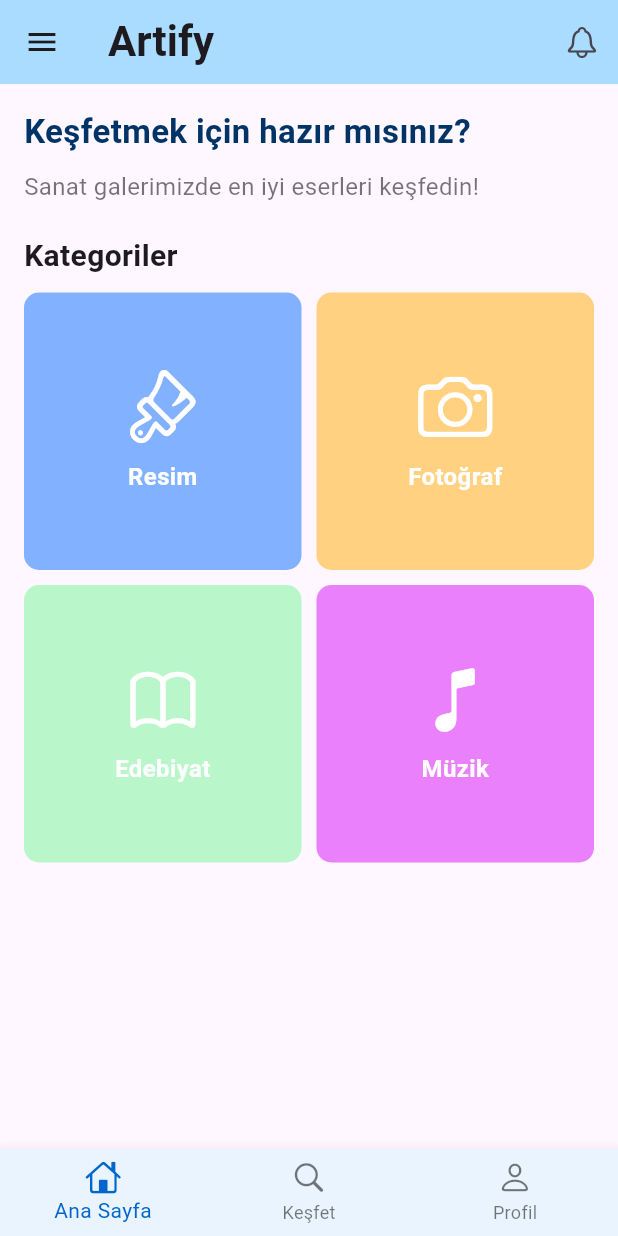
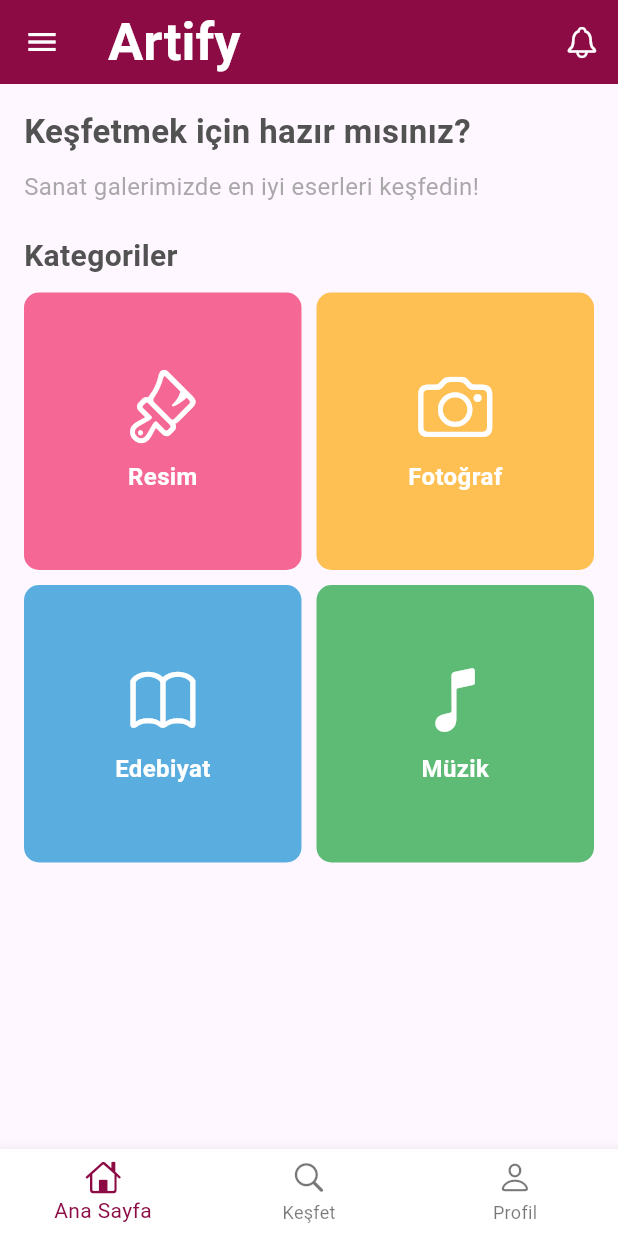
Before and after one commit to mervecetiin/M-Flutter, a Flutter app: the HomeScreen screen opened by its route, on a phone screen of 412 x 824 dp. Run offline on Flutter 3.47's test engine with Material 3 defaults, Android fonts, the phone set to English and light mode, and no system bars; our stand-ins replace go_router, lottie; missing offline and left inert: dotlottie_loader.

Commit message:
loading screen guncelledim + home screen guncelledim

```diff
--- a/lib/core/routes.dart
+++ b/lib/core/routes.dart
@@ -15,5 +15,6 @@ final router = GoRouter(
       path: '/home',
       builder: (context, state) => const HomeScreen(),
     ),
+
   ],
 );
--- a/lib/screens/home_screen.dart
+++ b/lib/screens/home_screen.dart
@@ -11,11 +11,13 @@ class HomeScreen extends StatelessWidget {
     return Scaffold(
       // Uygulama çubuğu
       appBar: AppBar(
-        title: const Text(
+        title: Text(
           'Artify',
-          style: TextStyle(fontSize: 28, fontWeight: FontWeight.bold),
+          style: TextStyle(fontSize: 35, fontWeight: FontWeight.bold, color: const Color.fromARGB(255, 255, 255, 255)),
         ),
-        backgroundColor: const Color.fromARGB(255, 170, 220, 255), // Hafif mavi ton
+        backgroundColor: const Color.fromARGB(255, 140, 11, 69),
+        iconTheme: const IconThemeData(color: Colors.white),
+        actionsIconTheme: const IconThemeData(color: Colors.white),
         actions: [
           IconButton(
             icon: const Icon(CupertinoIcons.bell),
@@ -35,7 +37,7 @@ class HomeScreen extends StatelessWidget {
           children: [
             DrawerHeader(
               decoration: const BoxDecoration(
-                color: Color.fromARGB(255, 170, 220, 255),
+                color: const Color.fromARGB(255, 140, 11, 69),
               ),
               child: Column(
                 mainAxisAlignment: MainAxisAlignment.center,
@@ -46,7 +48,7 @@ class HomeScreen extends StatelessWidget {
                     child: Icon(
                       CupertinoIcons.person_circle,
                       size: 60,
-                      color: Color.fromARGB(255, 0, 51, 102),
+                      color: Color.fromARGB(255, 58, 63, 67),
                     ),
                   ),
                   SizedBox(height: 10),
@@ -96,20 +98,20 @@ class HomeScreen extends StatelessWidget {
               style: TextStyle(
                 fontSize: 22,
                 fontWeight: FontWeight.bold,
-                color: Color.fromARGB(255, 0, 51, 102),
+                color: Color.fromARGB(255, 82, 82, 82),
               ),
             ),
             const SizedBox(height: 10),
             const Text(
               'Sanat galerimizde en iyi eserleri keşfedin!',
-              style: TextStyle(fontSize: 16, color: Colors.black54),
+              style: TextStyle(fontSize: 16, color: Color.fromARGB(136, 97, 97, 97)),
             ),
             const SizedBox(height: 20),
 
             // Kategoriler
             const Text(
               'Kategoriler',
-              style: TextStyle(fontSize: 20, fontWeight: FontWeight.w600),
+              style: TextStyle(fontSize: 20, fontWeight: FontWeight.w600, color: Color.fromARGB(255, 82, 82, 82),),
             ),
             const SizedBox(height: 10),
             Expanded(
@@ -122,25 +124,25 @@ class HomeScreen extends StatelessWidget {
                     context,
                     icon: CupertinoIcons.paintbrush,
                     title: 'Resim',
-                    color: Colors.blueAccent.shade100,
+                    color: const Color.fromARGB(255, 245, 103, 148),
                   ),
                   _buildCategoryCard(
                     context,
                     icon: CupertinoIcons.camera,
                     title: 'Fotoğraf',
-                    color: Colors.orangeAccent.shade100,
+                    color: const Color.fromARGB(255, 254, 191, 83),
                   ),
                   _buildCategoryCard(
                     context,
                     icon: CupertinoIcons.book,
                     title: 'Edebiyat',
-                    color: Colors.greenAccent.shade100,
+                    color: const Color.fromARGB(255, 90, 174, 223),
                   ),
                   _buildCategoryCard(
                     context,
                     icon: CupertinoIcons.music_note,
                     title: 'Müzik',
-                    color: Colors.purpleAccent.shade100,
+                    color: const Color.fromARGB(255, 93, 187, 117),
                   ),
                 ],
               ),
@@ -151,8 +153,9 @@ class HomeScreen extends StatelessWidget {
 
       // Alt navigasyon çubuğu
       bottomNavigationBar: BottomNavigationBar(
-        backgroundColor: const Color.fromARGB(255, 233, 244, 255),
-        selectedItemColor: const Color.fromARGB(255, 0, 102, 204),
+        backgroundColor: const Color.fromARGB(255, 255, 255, 255),
+        selectedItemColor:  const Color.fromARGB(255, 140, 11, 69),
+
         unselectedItemColor: const Color.fromARGB(135, 0, 0, 0),
         items: const [
           BottomNavigationBarItem(
--- a/lib/screens/loading_screen.dart
+++ b/lib/screens/loading_screen.dart
@@ -13,7 +13,7 @@ class LoadingScreen extends StatelessWidget {
   @override
   Widget build(BuildContext context) {
     return Scaffold(
-      backgroundColor: Colors.white,
+      backgroundColor: const Color.fromARGB(255, 140, 11, 69),
       body: SizedBox.expand(
         //width: double.infinity,
         child: Column(
@@ -21,10 +21,10 @@ class LoadingScreen extends StatelessWidget {
             // Logo bölümü
             Expanded(
               child: Container(
-                width: 150,
-                height: 150,
+                width: 250,
+                height: 250,
                 child: Image.asset(
-                  'assets/images/logo.webp',
+                  'assets/images/logo2.webp',
                   fit: BoxFit.contain,
                 ),
               ),
@@ -51,7 +51,7 @@ class LoadingScreen extends StatelessWidget {
 
           //Biraz boşluk
 
-           SizedBox(height: 20),
+           SizedBox(height:20),
 
           ],
         ),
```
Also changed, not shown: assets/images/logo2.webp (added), pubspec.lock, 11 other files.
